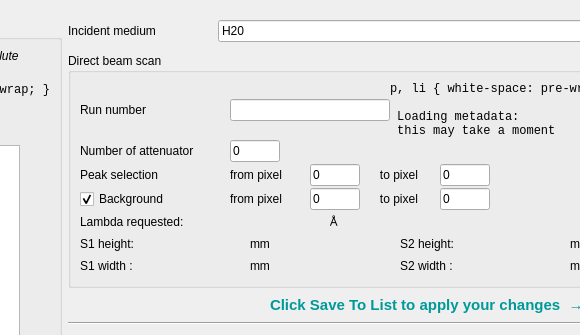
Qt form Code/Mantid/scripts/Interface/ui/reflectometer/refl_sf_calculator.ui (mantidproject/mantid) before a commit; both pictures show x 212 to 792 and y 0 to 335 of the 1023 by 880 pixel window.
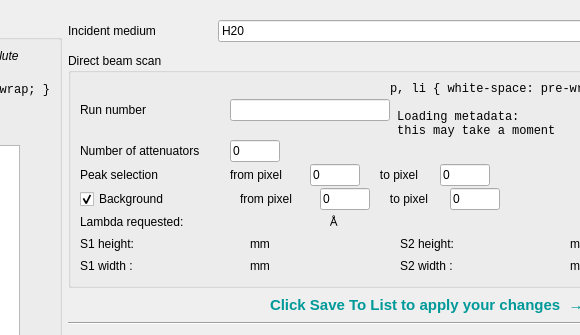
The same form after that commit.

Commit message: Code is ready to accept the command line to run the sf_calculator. This one needs to be slightly modified to works with the new GUI. This refs #5071

Patch:
```diff
--- a/Code/Mantid/scripts/Interface/ui/reflectometer/refl_sf_calculator.ui
+++ b/Code/Mantid/scripts/Interface/ui/reflectometer/refl_sf_calculator.ui
@@ -383,7 +383,7 @@
                        </size>
                       </property>
                       <property name="text">
-                       <string>Number of attenuator</string>
+                       <string>Number of attenuators</string>
                       </property>
                      </widget>
                     </item>
@@ -622,13 +622,13 @@
                      <widget class="QCheckBox" name="data_background_switch">
                       <property name="minimumSize">
                        <size>
-                        <width>150</width>
+                        <width>160</width>
                         <height>0</height>
                        </size>
                       </property>
                       <property name="maximumSize">
                        <size>
-                        <width>150</width>
+                        <width>160</width>
                         <height>16777215</height>
                        </size>
                       </property>
```
The commit also changes 3 other files.
